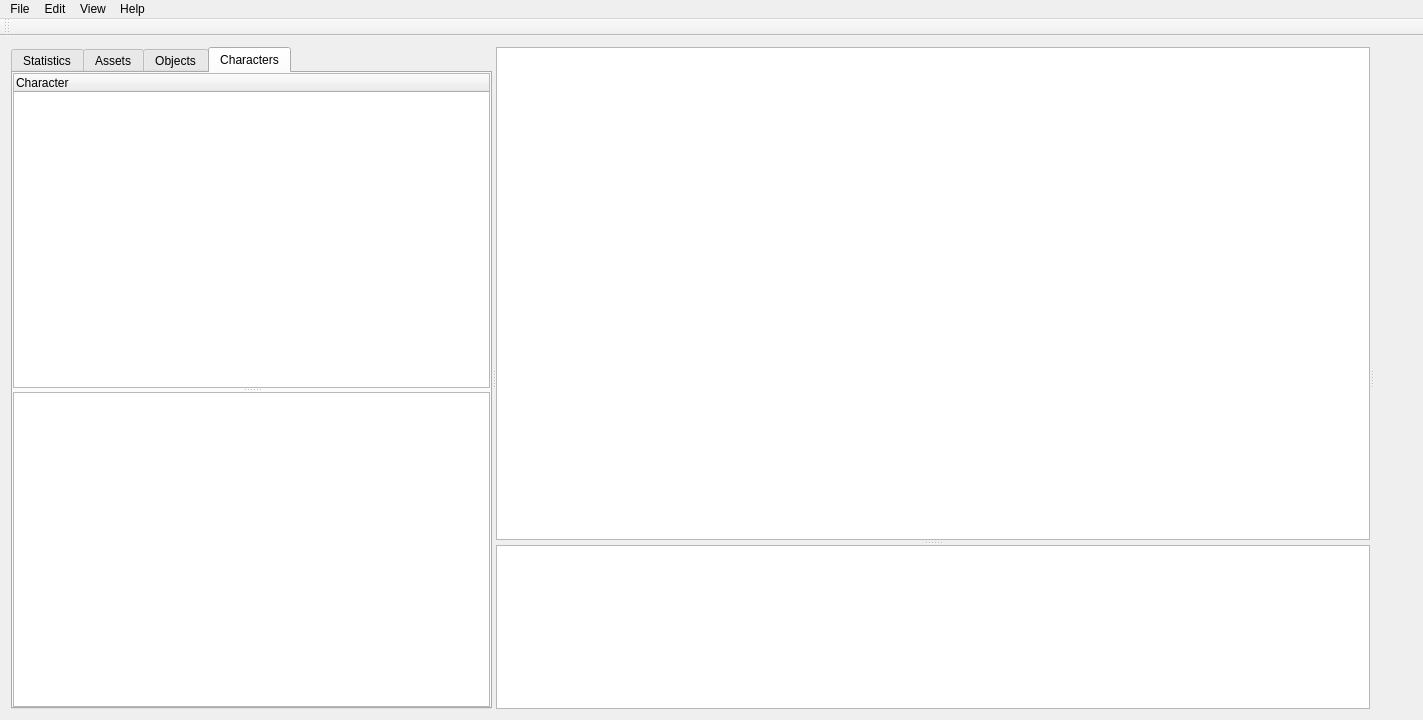
Before: the Qt Designer form NAMSC_editor/NAMSC_editor.ui in NAMSCdev/NAMSC, drawn with Qt 5.
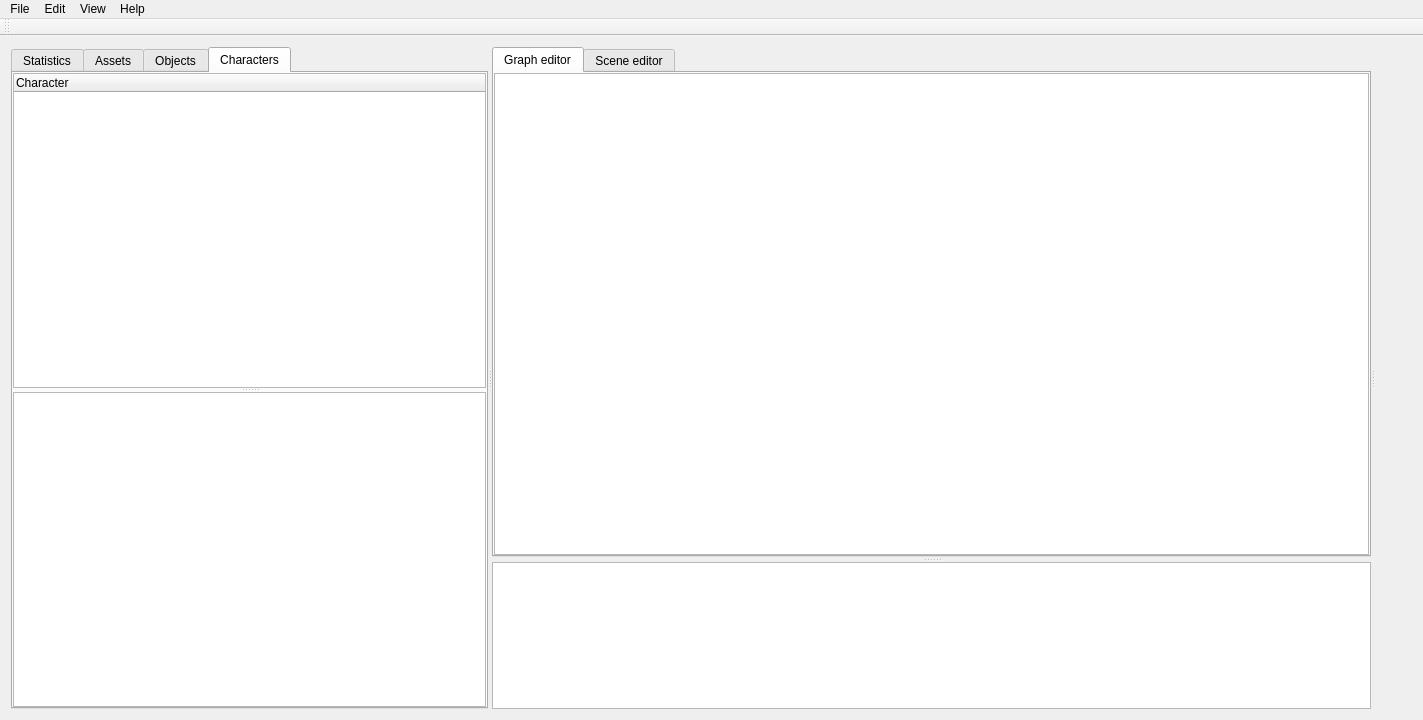
After: the same form once the commit is applied. Custom widgets are drawn as their Qt base class.

Commit message: Fixed again the same bug as previously. Properties now remember whether they were already expanded. Added position properties for item on the scene. Changed ui so now it contains scene editor. Enabled deselection for asset, object and character tabs.

The edit to the form file:
```diff
--- a/NAMSC_editor/NAMSC_editor.ui
+++ b/NAMSC_editor/NAMSC_editor.ui
@@ -349,7 +349,7 @@
        <property name="handleWidth">
         <number>5</number>
        </property>
-       <widget class="QStackedWidget" name="middlePanelEditorStack">
+       <widget class="QTabWidget" name="middlePanelEditorStack">
         <property name="enabled">
          <bool>true</bool>
         </property>
@@ -359,16 +359,16 @@
           <verstretch>3</verstretch>
          </sizepolicy>
         </property>
+        <property name="tabPosition">
+         <enum>QTabWidget::North</enum>
+        </property>
         <property name="currentIndex">
          <number>0</number>
         </property>
-        <widget class="QWidget" name="graphViewPage">
-         <property name="sizePolicy">
-          <sizepolicy hsizetype="Expanding" vsizetype="Expanding">
-           <horstretch>0</horstretch>
-           <verstretch>0</verstretch>
-          </sizepolicy>
-         </property>
+        <widget class="QWidget" name="middlePanelEditorStackPage1" native="true">
+         <attribute name="title">
+          <string>Graph editor</string>
+         </attribute>
          <layout class="QVBoxLayout" name="verticalLayout_8">
           <property name="spacing">
            <number>0</number>
@@ -397,13 +397,10 @@
           </item>
          </layout>
         </widget>
-        <widget class="QWidget" name="sceneViewPage">
-         <property name="sizePolicy">
-          <sizepolicy hsizetype="Expanding" vsizetype="Expanding">
-           <horstretch>0</horstretch>
-           <verstretch>1</verstretch>
-          </sizepolicy>
-         </property>
+        <widget class="QWidget" name="middlePanelEditorStackPage2" native="true">
+         <attribute name="title">
+          <string>Scene editor</string>
+         </attribute>
          <layout class="QVBoxLayout" name="verticalLayout_10">
           <property name="spacing">
            <number>0</number>
```
The commit also changes 27 other files.
